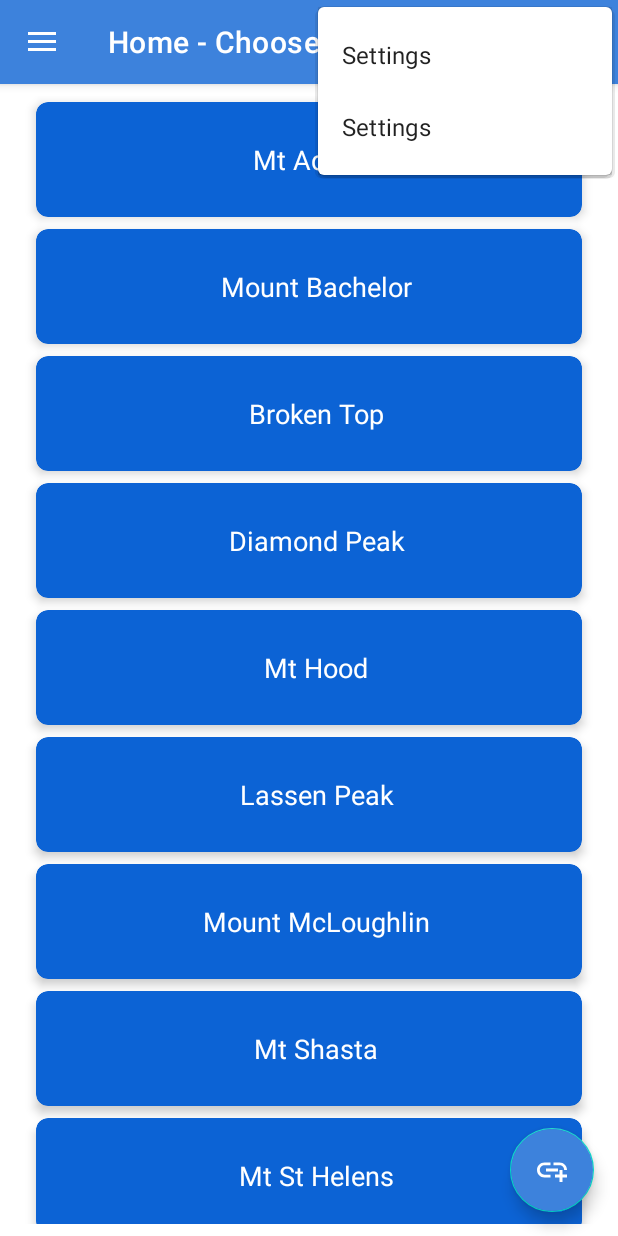
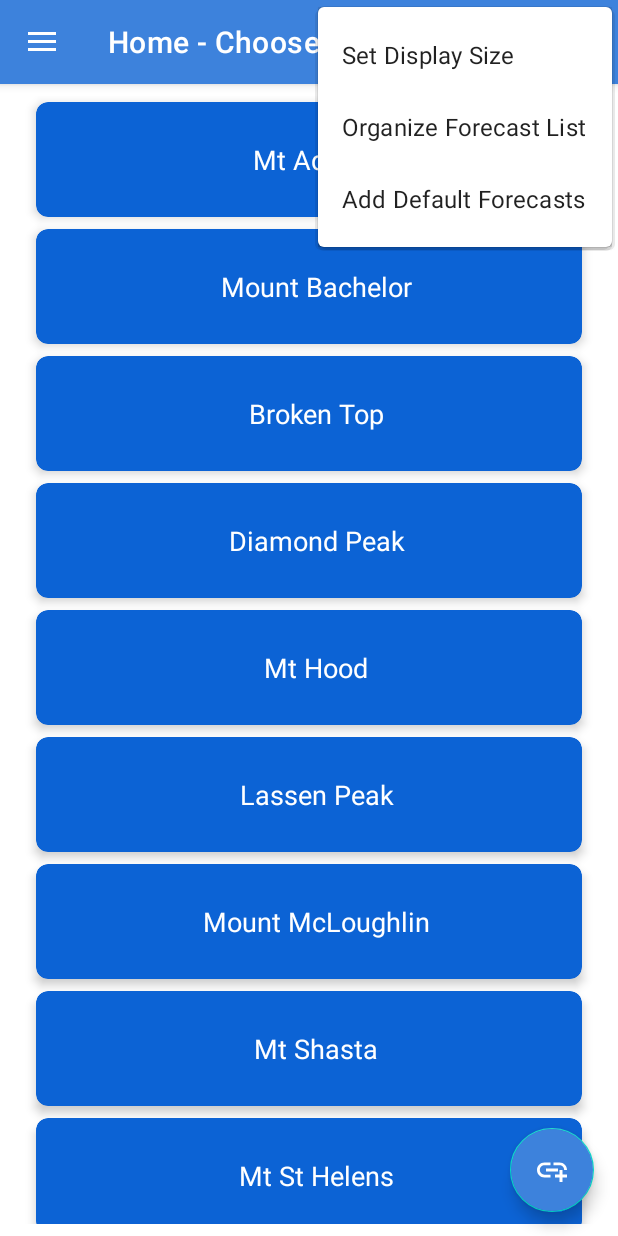
Before and after one commit to sweisss/VolcanoSeason3, an Android app: the screen it shows after launch (MainActivity), with the options menu open, on a phone screen of 412 x 824 dp. Run offline under Robolectric (Android 15) with nearby library versions, the phone set to English and light mode, and no system bars; our stand-ins replace Room's generated code, navigation-ui.

Commit message:
Add settings options titles to menu

```diff
--- a/app/src/main/java/com/example/volcanoseason3/ui/home/HomeFragment.kt
+++ b/app/src/main/java/com/example/volcanoseason3/ui/home/HomeFragment.kt
@@ -53,8 +53,8 @@ class HomeFragment : Fragment() {
         super.onCreateOptionsMenu(menu, inflater)
         Log.d("HomeFragment", "Called onCreateOptionsMenu; $menu")
         inflater.inflate(R.menu.main, menu)
-        menu.findItem(R.id.action_settings)?.isVisible = true
-        menu.findItem(R.id.action_settings2)?.isVisible = true
+//        menu.findItem(R.id.action_settings)?.isVisible = true
+//        menu.findItem(R.id.action_settings2)?.isVisible = true
     }
 
     override fun onViewCreated(view: View, savedInstanceState: Bundle?) {
--- a/app/src/main/res/menu/main.xml
+++ b/app/src/main/res/menu/main.xml
@@ -2,13 +2,18 @@
 <menu xmlns:android="http://schemas.android.com/apk/res/android"
     xmlns:app="http://schemas.android.com/apk/res-auto">
     <item
-        android:id="@+id/action_settings"
+        android:id="@+id/action_settings_display_size"
         android:orderInCategory="100"
-        android:title="@string/action_settings"
+        android:title="@string/action_settings_display_size"
         app:showAsAction="never" />
     <item
-        android:id="@+id/action_settings2"
+        android:id="@+id/action_settings_organize_list"
         android:orderInCategory="100"
-        android:title="@string/action_settings"
+        android:title="@string/action_settings_organize_list"
+        app:showAsAction="never" />
+    <item
+        android:id="@+id/action_settings_defaults"
+        android:orderInCategory="100"
+        android:title="@string/action_settings_defaults"
         app:showAsAction="never" />
 </menu>
--- a/app/src/main/res/values/strings.xml
+++ b/app/src/main/res/values/strings.xml
@@ -9,7 +9,11 @@
     <string name="nav_header_title">Volcano Season</string>
     <string name="nav_header_subtitle">Navigation Links</string>
     <string name="nav_header_desc">Navigation header</string>
+
     <string name="action_settings">Settings</string>
+    <string name="action_settings_display_size">Set Display Size</string>
+    <string name="action_settings_organize_list">Organize Forecast List</string>
+    <string name="action_settings_defaults">Add Default Forecasts</string>
 
     <string name="menu_home">Home</string>
     <string name="menu_home_links">Home - Choose a Forecast</string>
```
